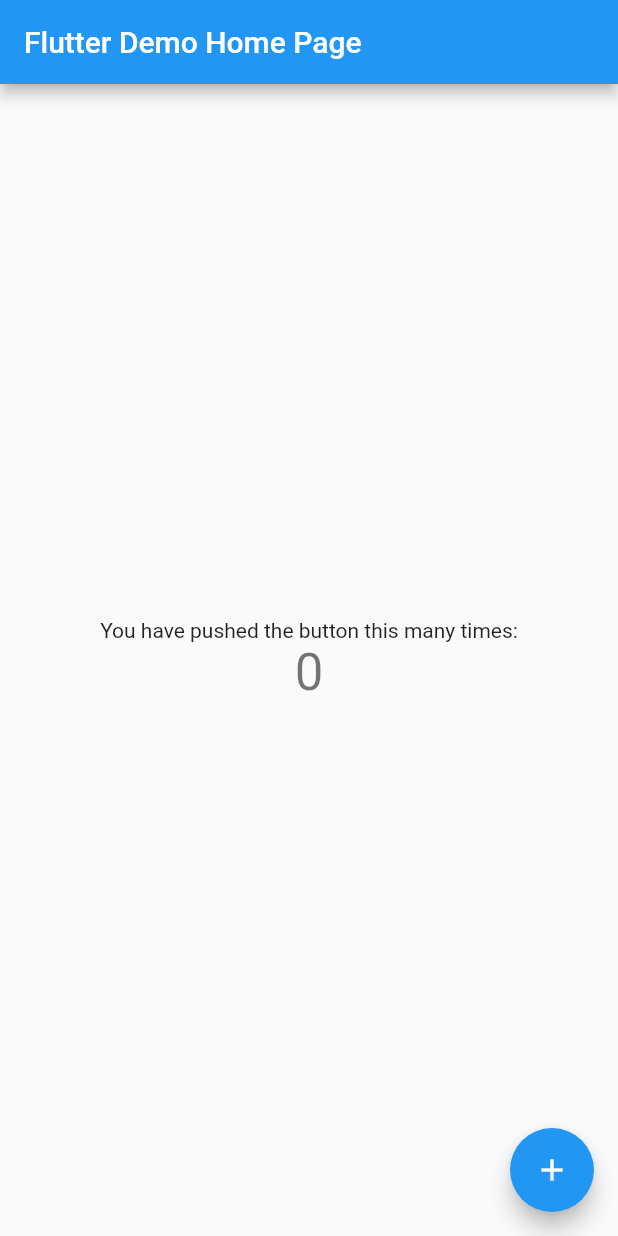
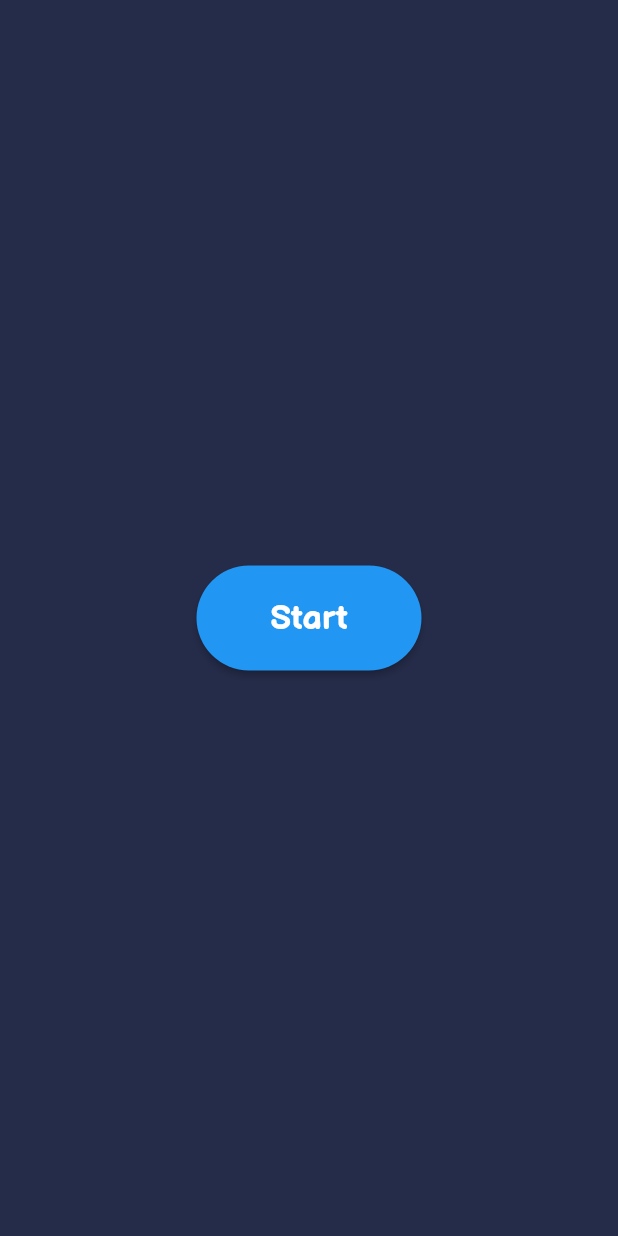
Before and after one commit to Filiponesco/quizomania, a Flutter app: the screen it shows after launch, on a phone screen of 412 x 824 dp. Run offline on Flutter 3.47's test engine with Material 2 defaults, Android fonts, the phone set to English and light mode, and no system bars; our stand-ins replace bloc.

Commit message:
add only btn

```diff
--- a/lib/main.dart
+++ b/lib/main.dart
@@ -5,113 +5,50 @@ void main() {
 }
 
 class MyApp extends StatelessWidget {
-  // This widget is the root of your application.
   @override
   Widget build(BuildContext context) {
     return MaterialApp(
-      title: 'Flutter Demo',
       theme: ThemeData(
-        // This is the theme of your application.
-        //
-        // Try running your application with "flutter run". You'll see the
-        // application has a blue toolbar. Then, without quitting the app, try
-        // changing the primarySwatch below to Colors.green and then invoke
-        // "hot reload" (press "r" in the console where you ran "flutter run",
-        // or simply save your changes to "hot reload" in a Flutter IDE).
-        // Notice that the counter didn't reset back to zero; the application
-        // is not restarted.
-        primarySwatch: Colors.blue,
-        // This makes the visual density adapt to the platform that you run
-        // the app on. For desktop platforms, the controls will be smaller and
-        // closer together (more dense) than on mobile platforms.
         visualDensity: VisualDensity.adaptivePlatformDensity,
       ),
-      home: MyHomePage(title: 'Flutter Demo Home Page'),
+      home: MyHomePage(),
     );
   }
 }
 
 class MyHomePage extends StatefulWidget {
-  MyHomePage({Key key, this.title}) : super(key: key);
-
-  // This widget is the home page of your application. It is stateful, meaning
-  // that it has a State object (defined below) that contains fields that affect
-  // how it looks.
-
-  // This class is the configuration for the state. It holds the values (in this
-  // case the title) provided by the parent (in this case the App widget) and
-  // used by the build method of the State. Fields in a Widget subclass are
-  // always marked "final".
-
-  final String title;
+  MyHomePage({Key key}) : super(key: key);
 
   @override
   _MyHomePageState createState() => _MyHomePageState();
 }
 
 class _MyHomePageState extends State<MyHomePage> {
-  int _counter = 0;
-
-  void _incrementCounter() {
-    setState(() {
-      // This call to setState tells the Flutter framework that something has
-      // changed in this State, which causes it to rerun the build method below
-      // so that the display can reflect the updated values. If we changed
-      // _counter without calling setState(), then the build method would not be
-      // called again, and so nothing would appear to happen.
-      _counter++;
-    });
-  }
-
   @override
   Widget build(BuildContext context) {
-    // This method is rerun every time setState is called, for instance as done
-    // by the _incrementCounter method above.
-    //
-    // The Flutter framework has been optimized to make rerunning build methods
-    // fast, so that you can just rebuild anything that needs updating rather
-    // than having to individually change instances of widgets.
     return Scaffold(
-      appBar: AppBar(
-        // Here we take the value from the MyHomePage object that was created by
-        // the App.build method, and use it to set our appbar title.
-        title: Text(widget.title),
-      ),
+      //rgb(37, 44, 73)
+      backgroundColor: Color.fromARGB(255, 37, 44, 73),
       body: Center(
-        // Center is a layout widget. It takes a single child and positions it
-        // in the middle of the parent.
         child: Column(
-          // Column is also a layout widget. It takes a list of children and
-          // arranges them vertically. By default, it sizes itself to fit its
-          // children horizontally, and tries to be as tall as its parent.
-          //
-          // Invoke "debug painting" (press "p" in the console, choose the
-          // "Toggle Debug Paint" action from the Flutter Inspector in Android
-          // Studio, or the "Toggle Debug Paint" command in Visual Studio Code)
-          // to see the wireframe for each widget.
-          //
-          // Column has various properties to control how it sizes itself and
-          // how it positions its children. Here we use mainAxisAlignment to
-          // center the children vertically; the main axis here is the vertical
-          // axis because Columns are vertical (the cross axis would be
-          // horizontal).
           mainAxisAlignment: MainAxisAlignment.center,
           children: <Widget>[
-            Text(
-              'You have pushed the button this many times:',
-            ),
-            Text(
-              '$_counter',
-              style: Theme.of(context).textTheme.headline4,
-            ),
+            ButtonTheme(
+              minWidth: 150,
+              height: 70,
+              child: RaisedButton(
+                color: Colors.blue,
+                shape: RoundedRectangleBorder(
+                    borderRadius: BorderRadius.circular(70),
+                ),
+                child: Text('Start',
+                    style: TextStyle(fontFamily: 'Balsamiq', fontSize: 23, color: Colors.white, fontWeight: FontWeight.bold)),
+                onPressed: (){},
+              ),
+            )
           ],
         ),
       ),
-      floatingActionButton: FloatingActionButton(
-        onPressed: _incrementCounter,
-        tooltip: 'Increment',
-        child: Icon(Icons.add),
-      ), // This trailing comma makes auto-formatting nicer for build methods.
     );
   }
 }
```
Also changed, not shown: pubspec.yaml (+13 -11 lines), assets/fonts/Acme-Regular.ttf (added), assets/fonts/BalsamiqSans-Bold.ttf (added), assets/fonts/BalsamiqSans-BoldItalic.ttf (added), assets/fonts/BalsamiqSans-Italic.ttf (added), assets/fonts/BalsamiqSans-Regular.ttf (added).
